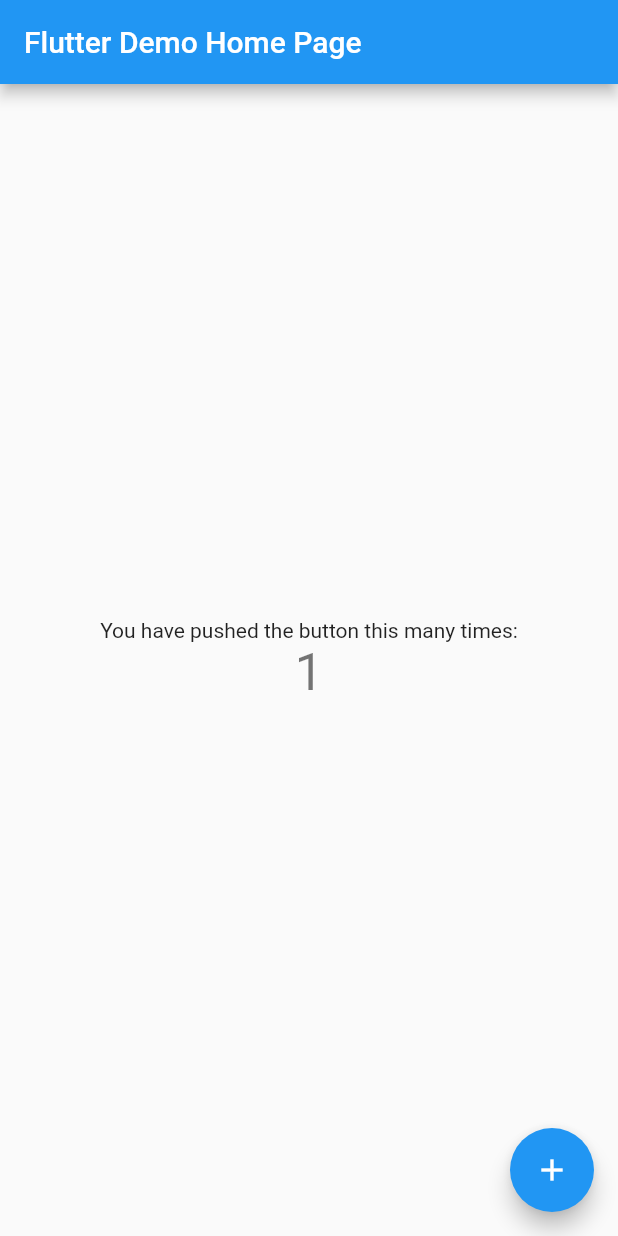
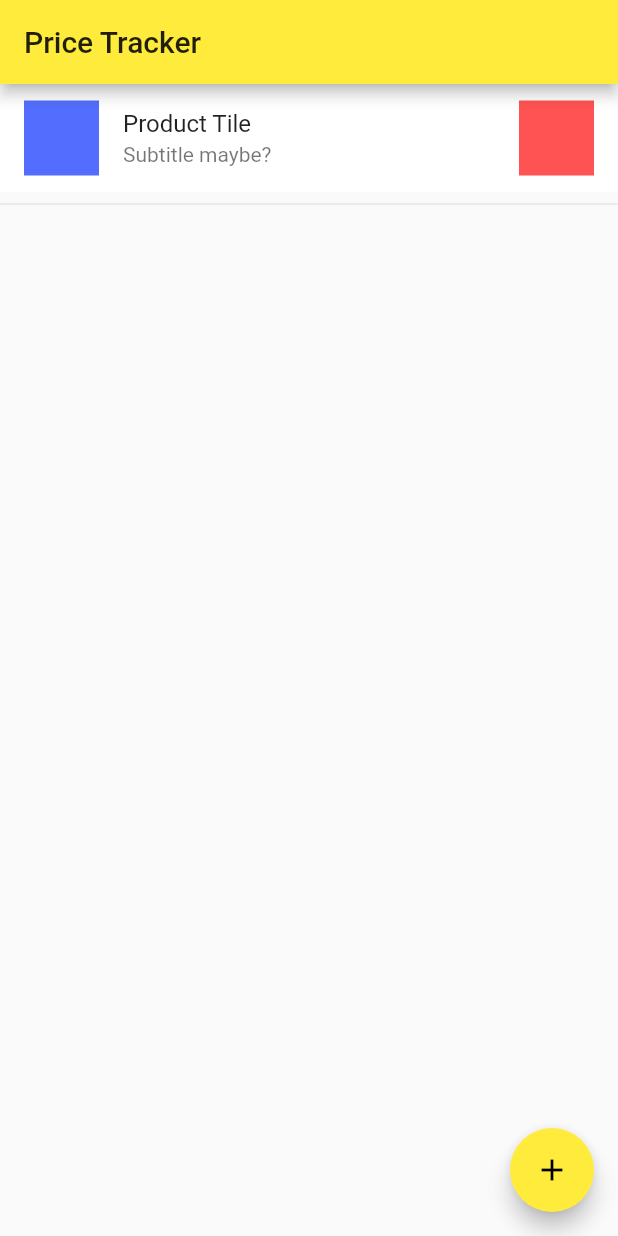
Before and after one commit to lucafluri/price_tracker, a Flutter app: the screen it shows after launch, after a tap on the "add" icon, on a phone screen of 412 x 824 dp. Run offline on Flutter 3.47's test engine with Material 2 defaults, Android fonts, the phone set to English and light mode, and no system bars; drawn by our look-alikes of flutter_slidable.

```diff
--- a/price_tracker/lib/main.dart
+++ b/price_tracker/lib/main.dart
@@ -1,4 +1,5 @@
 import 'package:flutter/material.dart';
+import 'package:price_tracker/productTile.dart';
 
 void main() {
   runApp(MyApp());
@@ -9,39 +10,23 @@ class MyApp extends StatelessWidget {
   @override
   Widget build(BuildContext context) {
     return MaterialApp(
-      title: 'Flutter Demo',
+      title: 'Price Tracker',
       theme: ThemeData(
-        // This is the theme of your application.
-        //
-        // Try running your application with "flutter run". You'll see the
-        // application has a blue toolbar. Then, without quitting the app, try
-        // changing the primarySwatch below to Colors.green and then invoke
-        // "hot reload" (press "r" in the console where you ran "flutter run",
-        // or simply save your changes to "hot reload" in a Flutter IDE).
-        // Notice that the counter didn't reset back to zero; the application
-        // is not restarted.
-        primarySwatch: Colors.blue,
-        // This makes the visual density adapt to the platform that you run
-        // the app on. For desktop platforms, the controls will be smaller and
-        // closer together (more dense) than on mobile platforms.
+        primarySwatch: Colors.yellow,
         visualDensity: VisualDensity.adaptivePlatformDensity,
       ),
-      home: MyHomePage(title: 'Flutter Demo Home Page'),
+
+      //Routes
+      initialRoute: "/",
+      routes: {
+        "/": (context) => MyHomePage(title: 'Price Tracker'),
+      },
     );
   }
 }
 
 class MyHomePage extends StatefulWidget {
   MyHomePage({Key key, this.title}) : super(key: key);
-
-  // This widget is the home page of your application. It is stateful, meaning
-  // that it has a State object (defined below) that contains fields that affect
-  // how it looks.
-
-  // This class is the configuration for the state. It holds the values (in this
-  // case the title) provided by the parent (in this case the App widget) and
-  // used by the build method of the State. Fields in a Widget subclass are
-  // always marked "final".
 
   final String title;
 
@@ -50,68 +35,29 @@ class MyHomePage extends StatefulWidget {
 }
 
 class _MyHomePageState extends State<MyHomePage> {
-  int _counter = 0;
-
-  void _incrementCounter() {
-    setState(() {
-      // This call to setState tells the Flutter framework that something has
-      // changed in this State, which causes it to rerun the build method below
-      // so that the display can reflect the updated values. If we changed
-      // _counter without calling setState(), then the build method would not be
-      // called again, and so nothing would appear to happen.
-      _counter++;
-    });
-  }
+  List<Widget> productTiles = <Widget>[];
 
   @override
   Widget build(BuildContext context) {
-    // This method is rerun every time setState is called, for instance as done
-    // by the _incrementCounter method above.
-    //
-    // The Flutter framework has been optimized to make rerunning build methods
-    // fast, so that you can just rebuild anything that needs updating rather
-    // than having to individually change instances of widgets.
     return Scaffold(
       appBar: AppBar(
-        // Here we take the value from the MyHomePage object that was created by
-        // the App.build method, and use it to set our appbar title.
         title: Text(widget.title),
       ),
       body: Center(
-        // Center is a layout widget. It takes a single child and positions it
-        // in the middle of the parent.
-        child: Column(
-          // Column is also a layout widget. It takes a list of children and
-          // arranges them vertically. By default, it sizes itself to fit its
-          // children horizontally, and tries to be as tall as its parent.
-          //
-          // Invoke "debug painting" (press "p" in the console, choose the
-          // "Toggle Debug Paint" action from the Flutter Inspector in Android
-          // Studio, or the "Toggle Debug Paint" command in Visual Studio Code)
-          // to see the wireframe for each widget.
-          //
-          // Column has various properties to control how it sizes itself and
-          // how it positions its children. Here we use mainAxisAlignment to
-          // center the children vertically; the main axis here is the vertical
-          // axis because Columns are vertical (the cross axis would be
-          // horizontal).
-          mainAxisAlignment: MainAxisAlignment.center,
-          children: <Widget>[
-            Text(
-              'You have pushed the button this many times:',
-            ),
-            Text(
-              '$_counter',
-              style: Theme.of(context).textTheme.headline4,
-            ),
-          ],
+        child: ListView(
+          children: productTiles
         ),
       ),
       floatingActionButton: FloatingActionButton(
-        onPressed: _incrementCounter,
-        tooltip: 'Increment',
+        onPressed: () => {
+          setState(() {
+            productTiles = [...productTiles, ProductTile()];
+            debugPrint(productTiles.toString());
+          })
+        },
+        tooltip: 'Add Product',
         child: Icon(Icons.add),
-      ), // This trailing comma makes auto-formatting nicer for build methods.
+      ),
     );
   }
 }
--- /dev/null
+++ b/price_tracker/lib/productTile.dart
@@ -0,0 +1,54 @@
+import 'package:flutter/material.dart';
+import 'package:flutter_slidable/flutter_slidable.dart';
+
+class ProductTile extends StatelessWidget {
+  final String title;
+  final String subtitle;
+  const ProductTile({Key key, this.title = "Product Tile", this.subtitle = "Subtitle maybe?"}) : super(key: key);
+
+  @override
+  Widget build(BuildContext context) {
+    return Column(
+      children: <Widget>[
+        Slidable(
+          actionPane: SlidableDrawerActionPane(),
+          actionExtentRatio: 0.25,
+          child: Container(
+            color: Colors.white,
+            child: ListTile(
+              leading: Container( //Image Placeholder
+                color: Colors.indigoAccent,
+                width: 50,
+                height: 50,
+              ),
+              trailing: Container( //Change Placeholder?
+                color: Colors.redAccent,
+                width: 50,
+                height: 50,
+              ),
+              title: Text(title),
+              subtitle: Text(subtitle),
+            ),
+          ),
+          actions: <Widget>[
+            IconSlideAction(
+              caption: 'Share',
+              color: Colors.blue,
+              icon: Icons.share,
+              onTap: () => debugPrint('Share'),
+            ),
+          ],
+          secondaryActions: <Widget>[
+            IconSlideAction(
+              caption: 'Delete',
+              color: Colors.red,
+              icon: Icons.delete,
+              onTap: () => debugPrint('Delete'),
+            ),
+          ],
+        ),
+        Divider()
+      ],
+    );
+  }
+}
```
Also changed, not shown: price_tracker/pubspec.yaml (+17 -0 lines), price_tracker/pubspec.lock.
